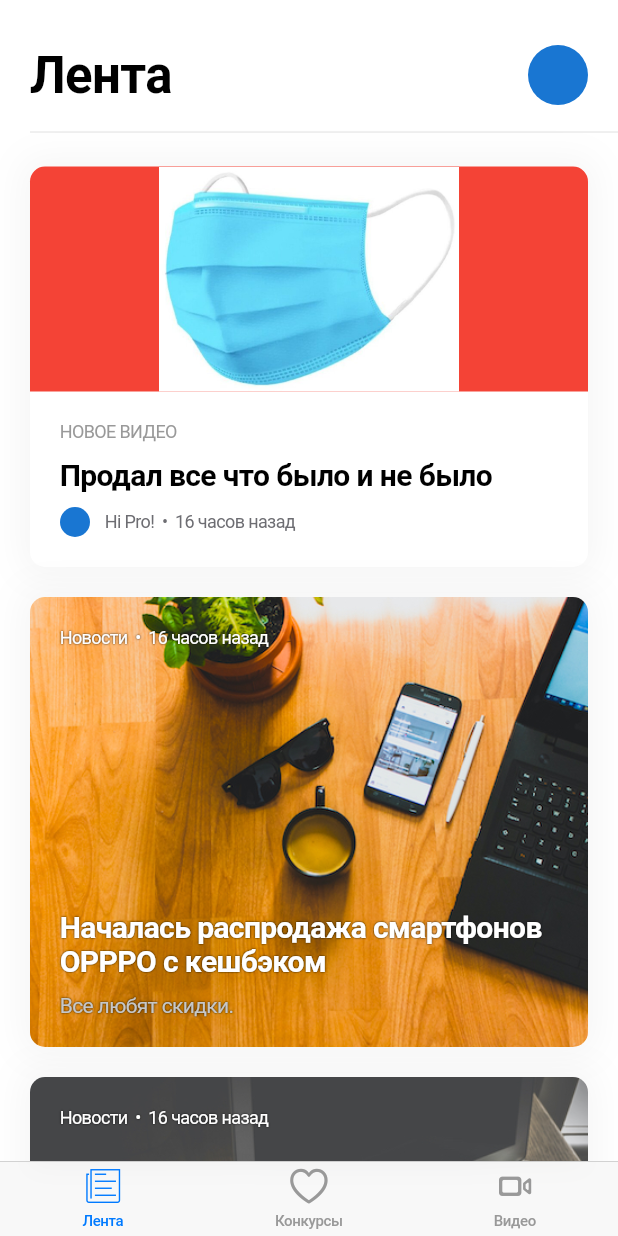
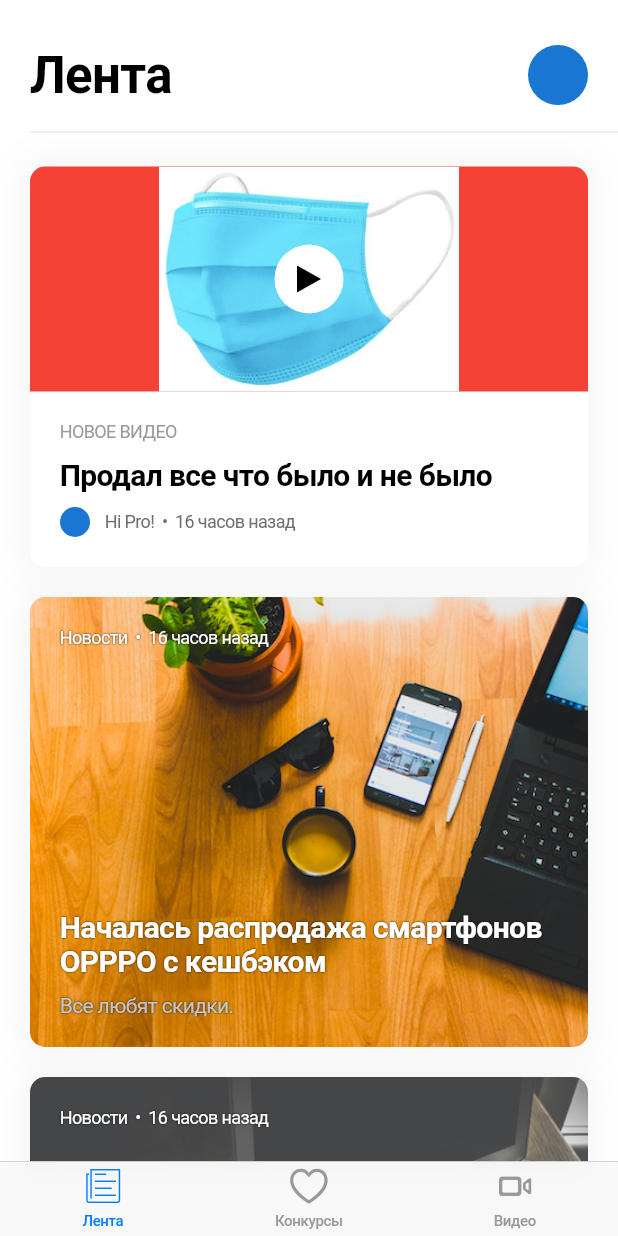
Before and after one commit to hiprofessional/blogger_app, a Flutter app: the screen it shows after launch, on a phone screen of 412 x 824 dp. Run offline on Flutter 3.47's test engine with Material 2 defaults, Android fonts, the phone set to English and light mode, and no system bars.

Commit message:
show player btn

```diff
--- a/mobile/blogger_app/lib/widget/video_card.dart
+++ b/mobile/blogger_app/lib/widget/video_card.dart
@@ -41,6 +41,24 @@ class _VideoCardState extends State<VideoCard> {
                     borderRadius: BorderRadius.only(
                       topLeft: Radius.circular(kBorderRadius),
                       topRight: Radius.circular(kBorderRadius),
+                    ),
+                  ),
+                ),
+                child: Center(
+                  child: Container(
+                    child: CircleAvatar(
+                      backgroundColor: Colors.white,
+                      radius: 23,
+                      child: Center(
+                        child: ClipPath(
+                          clipper: CustomTriangleClipper(),
+                          child: Container(
+                            width: 16,
+                            height: 18,
+                            color: Colors.black,
+                          ),
+                        ),
+                      ),
                     ),
                   ),
                 ),
@@ -97,19 +115,22 @@ class _VideoCardState extends State<VideoCard> {
   }
 }
 
-//Row(
-//children: <Widget>[
-//Text(
-//'Новости',
-//style: kCardTypeTitleStyle,
-//),
-//Text(
-//'  •  ',
-//style: kCardTypeTitleStyle,
-//),
-//Text(
-//'16 часов назад',
-//style: kCardTypeTitleStyle,
-//)
-//],
-//),
+class CustomTriangleClipper extends CustomClipper<Path> {
+  @override
+  Path getClip(Size size) {
+    final path = Path();
+//    path.lineTo(size.width, 0);
+//    path.lineTo(size.width, size.height);
+//    path.lineTo(0, 0);
+
+    path.lineTo(size.width, size.height / 2);
+    path.lineTo(0, size.height);
+    path.lineTo(0, 0);
+    return path;
+  }
+
+  @override
+  bool shouldReclip(CustomClipper<Path> oldClipper) {
+    return false;
+  }
+}
```
